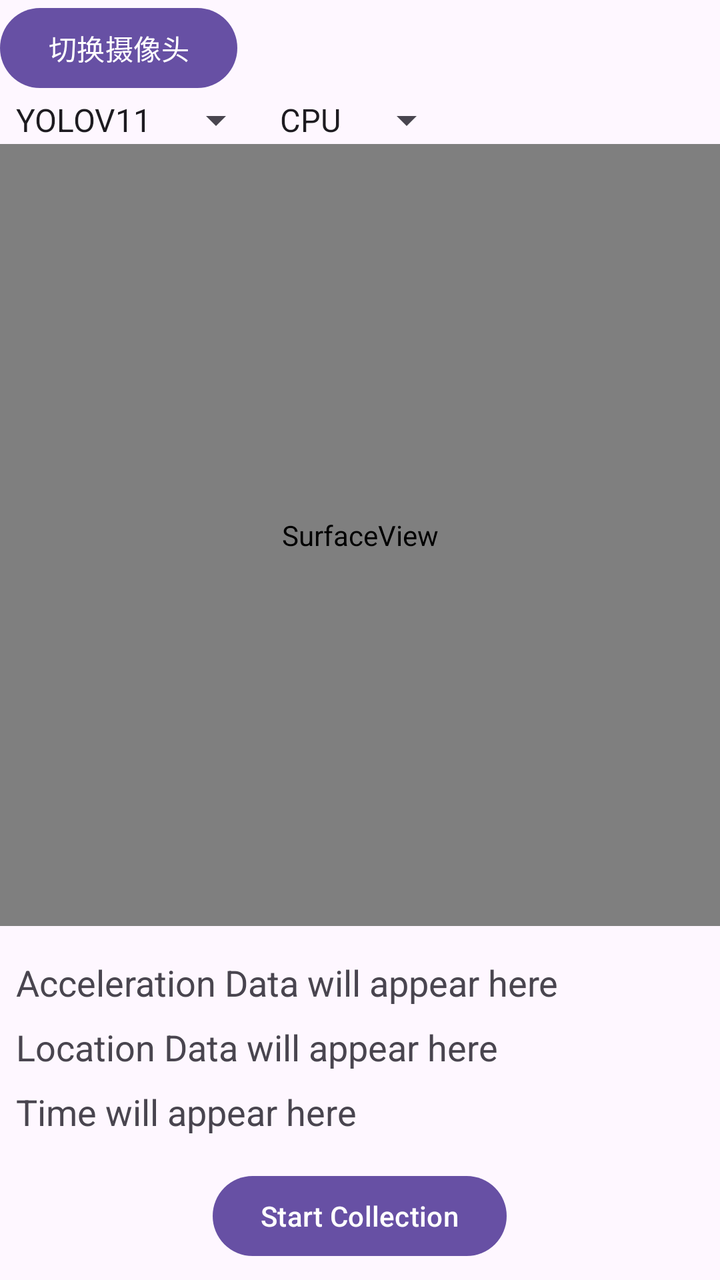
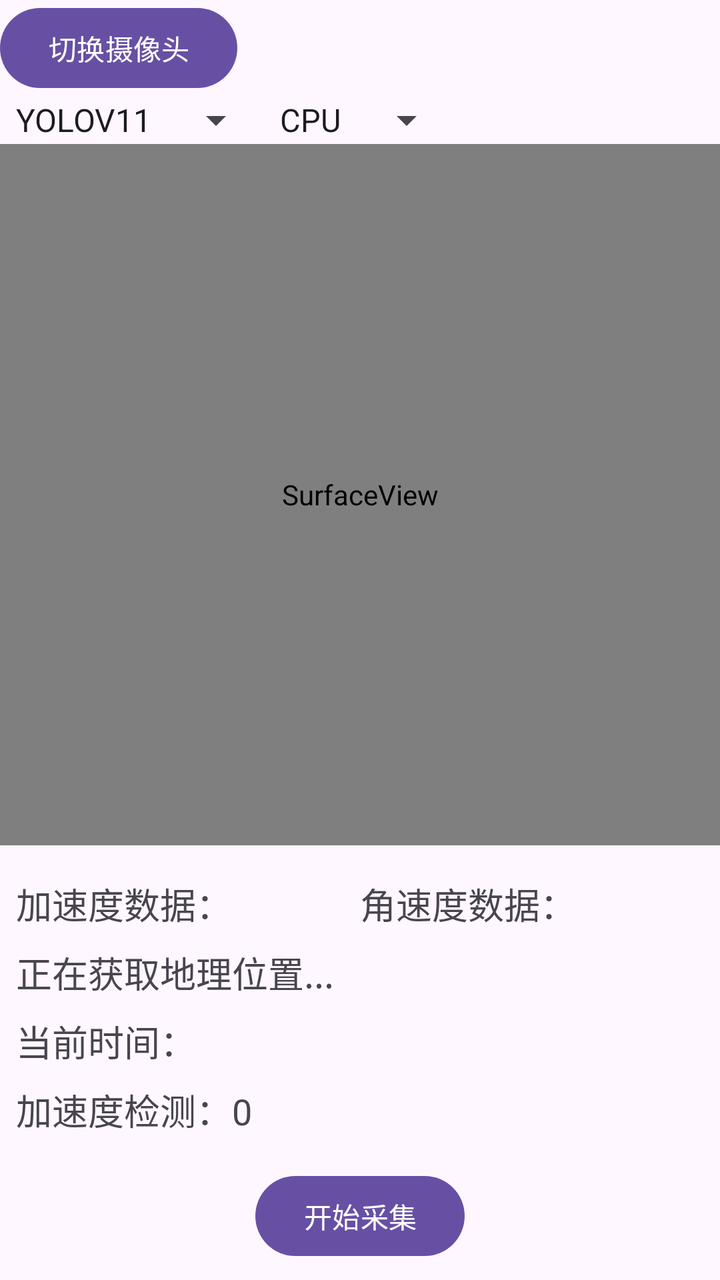

Compare the two renders of this Android layout. The source of the first and the diff that turns it into the second are given below.
<!-- AndroidManifest.xml: application theme Theme.MyApplication -->
<!-- res/layout/activity_main2.xml -->
<?xml version="1.0" encoding="utf-8"?>
<LinearLayout xmlns:android="http://schemas.android.com/apk/res/android"
    android:layout_width="match_parent"
    android:layout_height="match_parent"
    android:orientation="vertical">
    <LinearLayout
        android:orientation="horizontal"
        android:layout_width="fill_parent"
        android:layout_height="wrap_content">

        <Button
            android:id="@+id/buttonSwitchCamera"
            android:layout_width="wrap_content"
            android:layout_height="wrap_content"
            android:text="切换摄像头" />

    </LinearLayout>

    <LinearLayout
        android:orientation="horizontal"
        android:layout_width="fill_parent"
        android:layout_height="wrap_content">

        <Spinner
            android:id="@+id/spinnerModel"
            android:layout_width="wrap_content"
            android:layout_height="wrap_content"
            android:drawSelectorOnTop="true"
            android:entries="@array/model_array" />

        <Spinner
            android:id="@+id/spinnerCPUGPU"
            android:layout_width="wrap_content"
            android:layout_height="wrap_content"
            android:drawSelectorOnTop="true"
            android:entries="@array/cpugpu_array" />

    </LinearLayout>


    
    <SurfaceView
        android:id="@+id/cameraview"
        android:layout_width="match_parent"
        android:layout_height="0dp"
        android:layout_weight="1" />

    





    
    <LinearLayout
        android:layout_width="match_parent"
        android:layout_height="wrap_content"
        android:orientation="vertical"
        android:padding="8dp">

        <TextView
            android:id="@+id/textView_acceleration"
            android:layout_width="wrap_content"
            android:layout_height="wrap_content"
            android:text="Acceleration Data will appear here"
            android:textSize="18sp"
            android:layout_marginTop="8dp" />

        <TextView
            android:id="@+id/textView_location"
            android:layout_width="wrap_content"
            android:layout_height="wrap_content"
            android:text="Location Data will appear here"
            android:textSize="18sp"
            android:layout_marginTop="8dp" />
        <TextView
            android:id="@+id/textView_time"
            android:layout_width="wrap_content"
            android:layout_height="wrap_content"
            android:text="Time will appear here"
            android:textSize="18sp"
            android:layout_marginTop="8dp" />

        <Button
            android:id="@+id/button_toggle_collection"
            android:layout_width="wrap_content"
            android:layout_height="wrap_content"
            android:text="Start Collection"
            android:layout_gravity="center_horizontal"
            android:layout_marginTop="16dp" />
    </LinearLayout>
</LinearLayout>
<!-- resources referenced by this layout -->
<resources>
  <string-array name="cpugpu_array">
          <item>CPU</item>
          <item>GPU</item>
      </string-array>
  <string-array name="model_array">
          <item>YOLOV11</item>
  
      </string-array>
  <style name="Theme.MyApplication" parent="Base.Theme.MyApplication" />
  <style name="Base.Theme.MyApplication" parent="Theme.Material3.DayNight.NoActionBar">
          
          
      </style>
</resources>

<!-- the commit's change to res/layout/activity_main2.xml (unified diff, before → after) -->
@@ -58,34 +58,56 @@
         android:orientation="vertical"
         android:padding="8dp">
 
-        <TextView
-            android:id="@+id/textView_acceleration"
-            android:layout_width="wrap_content"
+        <LinearLayout
+            android:layout_width="match_parent"
             android:layout_height="wrap_content"
-            android:text="Acceleration Data will appear here"
-            android:textSize="18sp"
-            android:layout_marginTop="8dp" />
+            android:orientation="horizontal"
+            android:layout_marginTop="8dp">
+
+            <TextView
+                android:id="@+id/textView_acceleration"
+                android:layout_width="0dp"
+                android:layout_height="wrap_content"
+                android:layout_weight="1"
+                android:text="加速度数据："
+                android:textSize="18sp" />
+
+            <TextView
+                android:id="@+id/textView_gyroscope"
+                android:layout_width="0dp"
+                android:layout_height="wrap_content"
+                android:layout_weight="1"
+                android:text="角速度数据："
+                android:textSize="18sp" />
+        </LinearLayout>
+
 
         <TextView
             android:id="@+id/textView_location"
             android:layout_width="wrap_content"
             android:layout_height="wrap_content"
-            android:text="Location Data will appear here"
+            android:text="正在获取地理位置..."
             android:textSize="18sp"
             android:layout_marginTop="8dp" />
         <TextView
             android:id="@+id/textView_time"
             android:layout_width="wrap_content"
             android:layout_height="wrap_content"
-            android:text="Time will appear here"
+            android:text="当前时间："
             android:textSize="18sp"
             android:layout_marginTop="8dp" />
-
+        <TextView
+            android:id="@+id/tvDetected"
+            android:layout_width="wrap_content"
+            android:layout_height="wrap_content"
+            android:text="加速度检测：0"
+            android:textSize="18sp"
+            android:layout_marginTop="8dp" />
         <Button
             android:id="@+id/button_toggle_collection"
             android:layout_width="wrap_content"
             android:layout_height="wrap_content"
-            android:text="Start Collection"
+            android:text="开始采集"
             android:layout_gravity="center_horizontal"
             android:layout_marginTop="16dp" />
     </LinearLayout>
